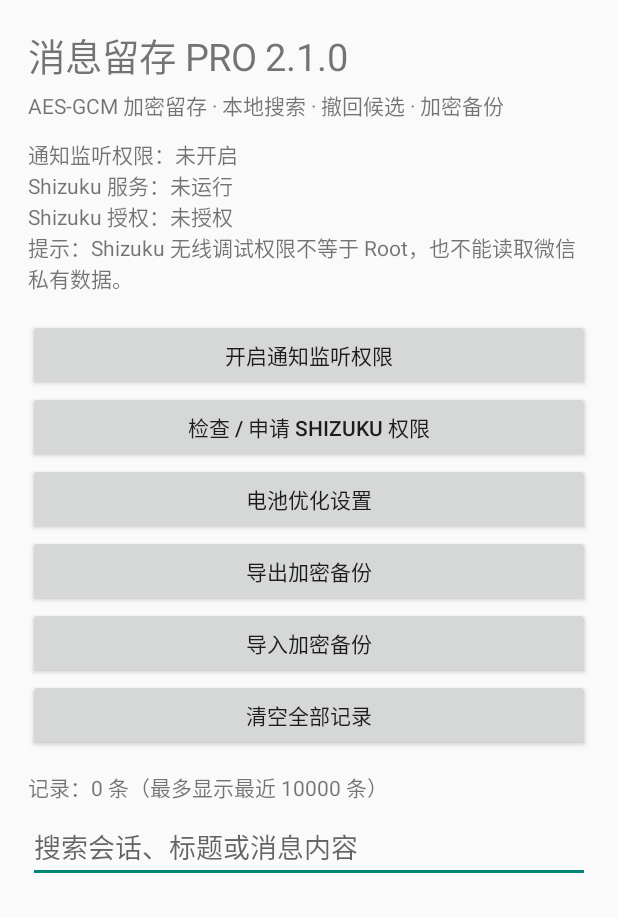
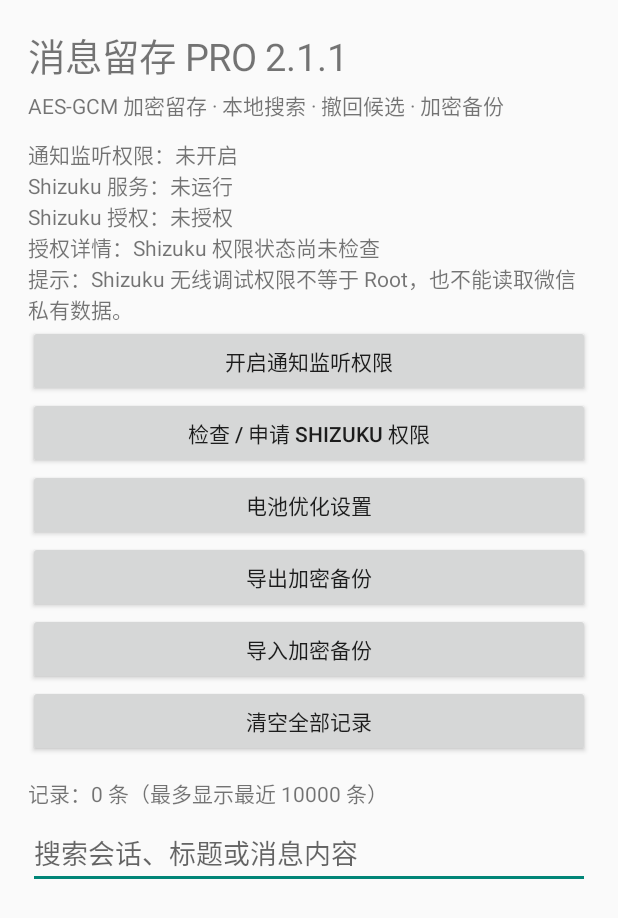
Before and after one commit to aeginning/WeChatNoticeVault, an Android app: the screen it shows after launch (MainActivity), on a phone screen of 412 x 824 dp. Shown: the top 918 px of the screen. Run offline under Robolectric (Android 15) with nearby library versions, the phone set to English and light mode, and no system bars; libraries missing offline, so code that uses them is left out: rikka.shizuku; 3 statements that could not run were skipped.

Commit message:
Fix Shizuku permission handling in 2.1.1

```diff
--- a/app/build.gradle
+++ b/app/build.gradle
@@ -9,8 +9,8 @@ android {
         applicationId 'com.aeginning.noticevault'
         minSdk 26
         targetSdk 35
-        versionCode 210
-        versionName '2.1.0'
+        versionCode 211
+        versionName '2.1.1'
     }
 }
 
--- a/app/src/main/AndroidManifest.xml
+++ b/app/src/main/AndroidManifest.xml
@@ -1,5 +1,6 @@
 <manifest xmlns:android="http://schemas.android.com/apk/res/android">
     <uses-permission android:name="android.permission.POST_NOTIFICATIONS" />
+    <uses-permission android:name="moe.shizuku.manager.permission.API_V23" />
     <application android:allowBackup="false" android:label="消息留存 PRO" android:theme="@android:style/Theme.Material.Light.NoActionBar">
         <activity android:name=".MainActivity" android:exported="true">
             <intent-filter>
--- a/app/src/main/java/com/aeginning/noticevault/MainActivity.java
+++ b/app/src/main/java/com/aeginning/noticevault/MainActivity.java
@@ -29,11 +29,26 @@ public class MainActivity extends Activity {
     private static final int REQ_PERMISSION=210, CREATE_BACKUP=301, OPEN_BACKUP=302;
     private static final String MIME="application/vnd.noticevault.backup";
     private LinearLayout list; private TextView status, count; private EditText search;
-    private final Shizuku.OnRequestPermissionResultListener permissionListener=(code,result)->refreshStatus();
+    private String shizukuMessage = "Shizuku 权限状态尚未检查";
+
+    private final Shizuku.OnRequestPermissionResultListener permissionListener=(code,result)->{
+        if(code!=REQ_PERMISSION)return;
+        runOnUiThread(()->{
+            if(result==PackageManager.PERMISSION_GRANTED){
+                shizukuMessage="Shizuku 授权成功";
+                toast("Shizuku 授权成功");
+            }else{
+                shizukuMessage="Shizuku 授权被拒绝，请检查 Shizuku 应用管理";
+                toast("Shizuku 授权未通过，请检查 Shizuku 应用管理");
+            }
+            refreshStatus();
+        });
+    };
+
     @Override public void onCreate(Bundle state){super.onCreate(state); Shizuku.addRequestPermissionResultListener(permissionListener); buildUi(); refreshStatus(); refreshRecords("");}
     private void buildUi(){
         ScrollView scroll=new ScrollView(this); LinearLayout root=new LinearLayout(this); root.setOrientation(LinearLayout.VERTICAL); root.setPadding(28,28,28,32); scroll.addView(root);
-        TextView title=new TextView(this); title.setText("消息留存 PRO 2.1.0"); title.setTextSize(25); root.addView(title);
+        TextView title=new TextView(this); title.setText("消息留存 PRO 2.1.1"); title.setTextSize(25); root.addView(title);
         TextView sub=new TextView(this); sub.setText("AES-GCM 加密留存 · 本地搜索 · 撤回候选 · 加密备份"); sub.setPadding(0,6,0,18); root.addView(sub);
         status=new TextView(this); status.setTextSize(14); root.addView(status);
         addButton(root,"开启通知监听权限",()->startActivity(new Intent(Settings.ACTION_NOTIFICATION_LISTENER_SETTINGS)));
@@ -48,8 +63,55 @@ public class MainActivity extends Activity {
         setContentView(scroll);
     }
     private void addButton(LinearLayout root,String label,Runnable action){Button b=new Button(this);b.setText(label);b.setOnClickListener(v->action.run());root.addView(b);}
-    private void requestShizuku(){try{if(!Shizuku.pingBinder()){toast("Shizuku 未运行，请先通过无线调试启动 Shizuku 服务");refreshStatus();return;} if(Shizuku.checkSelfPermission()==PackageManager.PERMISSION_GRANTED){toast("Shizuku 已授权");}else Shizuku.requestPermission(REQ_PERMISSION);refreshStatus();}catch(Throwable t){toast("Shizuku 状态检查失败："+t.getMessage());}}
-    private void refreshStatus(){if(status==null)return;boolean alive=false,granted=false;try{alive=Shizuku.pingBinder();granted=alive&&Shizuku.checkSelfPermission()==PackageManager.PERMISSION_GRANTED;}catch(Throwable ignored){} String enabled=Settings.Secure.getString(getContentResolver(),"enabled_notification_listeners");boolean listener=enabled!=null&&enabled.contains(getPackageName());status.setText("通知监听权限："+(listener?"已开启":"未开启")+"\nShizuku 服务："+(alive?"已连接":"未运行")+"\nShizuku 授权："+(granted?"已授权":"未授权")+"\n提示：Shizuku 无线调试权限不等于 Root，也不能读取微信私有数据。\n");}
+    private void requestShizuku(){
+        try{
+            if(!Shizuku.pingBinder()){
+                shizukuMessage="Shizuku 服务未连接";
+                toast("Shizuku 未运行，请先启动 Shizuku 服务");
+                refreshStatus();
+                return;
+            }
+            if(Shizuku.checkSelfPermission()==PackageManager.PERMISSION_GRANTED){
+                shizukuMessage="Shizuku 已授权";
+                toast("Shizuku 已授权");
+                refreshStatus();
+                return;
+            }
+            shizukuMessage="已发送授权请求，等待 Shizuku 返回结果";
+            refreshStatus();
+            Shizuku.requestPermission(REQ_PERMISSION);
+        }catch(Throwable t){
+            shizukuMessage="Shizuku 检查或申请失败："+t.getClass().getSimpleName();
+            toast("Shizuku 状态检查失败："+t.getMessage());
+            refreshStatus();
+        }
+    }
+    private void refreshStatus(){
+        if(status==null)return;
+
+        boolean alive=false;
+        boolean granted=false;
+        try{
+            alive=Shizuku.pingBinder();
+            granted=alive &&
+                Shizuku.checkSelfPermission()==PackageManager.PERMISSION_GRANTED;
+        }catch(Throwable t){
+            shizukuMessage="状态读取异常："+t.getClass().getSimpleName();
+        }
+
+        String enabled=Settings.Secure.getString(
+            getContentResolver(),"enabled_notification_listeners"
+        );
+        boolean listener=enabled!=null && enabled.contains(getPackageName());
+
+        status.setText(
+            "通知监听权限："+(listener?"已开启":"未开启")+
+            "\nShizuku 服务："+(alive?"已连接":"未运行")+
+            "\nShizuku 授权："+(granted?"已授权":"未授权")+
+            "\n授权详情："+(granted?"权限检查通过":shizukuMessage)+
+            "\n提示：Shizuku 无线调试权限不等于 Root，也不能读取微信私有数据。"
+        );
+    }
     private void refreshRecords(String q){if(list==null)return;list.removeAllViews();try{List<VaultRecord> records=new VaultDb(this).search(q);count.setText("记录："+records.size()+" 条（最多显示最近 10000 条）");for(VaultRecord r:records){TextView item=new TextView(this);String label=(VaultRecord.REVOKE.equals(r.type)?"[撤回提示 / 候选关联] ":"[消息] ")+r.conversation+"\n"+r.title+"\n"+r.text+"\n"+android.text.format.DateFormat.format("yyyy-MM-dd HH:mm:ss",r.timestamp);if(VaultRecord.REVOKE.equals(r.type))label+="\n关联候选记录 ID："+r.candidates.toString();item.setText(label);item.setTextSize(15);item.setPadding(12,14,12,14);item.setBackgroundResource(android.R.drawable.dialog_holo_light_frame);LinearLayout.LayoutParams lp=new LinearLayout.LayoutParams(-1,-2);lp.bottomMargin=10;list.addView(item,lp);}}catch(Exception e){count.setText("读取失败："+e.getMessage());}}
     private void passwordDialog(boolean export){EditText input=new EditText(this);input.setHint("备份密码（至少 8 位）");input.setInputType(129);new AlertDialog.Builder(this).setTitle(export?"设置备份密码":"输入备份密码").setView(input).setNegativeButton("取消",null).setPositiveButton("继续",(d,w)->{String p=input.getText().toString();if(p.length()<8){toast("密码至少 8 位");return;} if(export){pendingPassword=p;Intent i=new Intent(Intent.ACTION_CREATE_DOCUMENT);i.setType("application/octet-stream");i.putExtra(Intent.EXTRA_TITLE,"NoticeVault-Backup.nvbk");startActivityForResult(i,CREATE_BACKUP);}else{pendingPassword=p;Intent i=new Intent(Intent.ACTION_OPEN_DOCUMENT);i.setType("*/*");i.addCategory(Intent.CATEGORY_OPENABLE);startActivityForResult(i,OPEN_BACKUP);}}).show();}
     private String pendingPassword;
```
